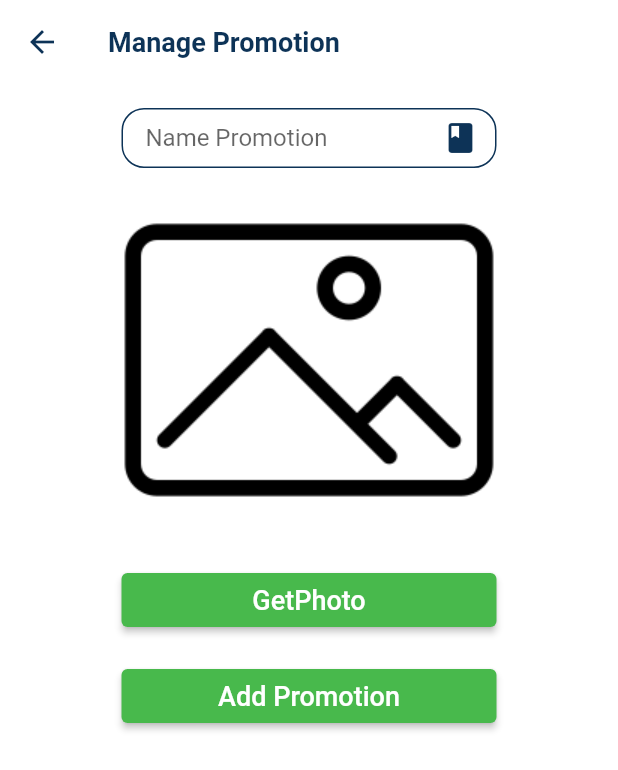
After one commit to masterUNG/lardgreen_20oct, a Flutter app: the ManagePromotion screen opened directly, on a phone screen of 412 x 824 dp. The commit adds this screen. Shown: the top 770 px of the screen. Run offline on Flutter 3.47's test engine with Material 2 defaults, Android fonts, the light colour scheme and no system bars; our stand-ins replace cloud_firestore, dio, firebase_auth, firebase_core, firebase_messaging, firebase_storage and 3 more; accounts and stored records are empty.

Commit message:
Near Finish

```diff
--- /dev/null
+++ b/lib/models/promotion_model.dart
@@ -0,0 +1,35 @@
+// ignore_for_file: public_member_api_docs, sort_constructors_first
+import 'dart:convert';
+
+import 'package:cloud_firestore/cloud_firestore.dart';
+
+class PromotionModel {
+  final String name;
+  final String url;
+  final Timestamp timeAdd;
+  PromotionModel({
+    required this.name,
+    required this.url,
+    required this.timeAdd,
+  });
+
+  Map<String, dynamic> toMap() {
+    return <String, dynamic>{
+      'name': name,
+      'url': url,
+      'timeAdd': timeAdd,
+    };
+  }
+
+  factory PromotionModel.fromMap(Map<String, dynamic> map) {
+    return PromotionModel(
+      name: (map['name'] ?? '') as String,
+      url: (map['url'] ?? '') as String,
+      timeAdd: (map['timeAdd']),
+    );
+  }
+
+  String toJson() => json.encode(toMap());
+
+  factory PromotionModel.fromJson(String source) => PromotionModel.fromMap(json.decode(source) as Map<String, dynamic>);
+}
--- a/lib/states/main_home.dart
+++ b/lib/states/main_home.dart
@@ -100,7 +100,7 @@ class _MainHomeState extends State<MainHome> {
   }
 
   Future<void> readDataUser() async {
-    await FirebaseAuth.instance.authStateChanges().listen((event) async {
+    FirebaseAuth.instance.authStateChanges().listen((event) async {
       if (event == null) {
         logined = false;
         widgets = widgetGuests;
--- a/lib/statewebsites/check_approve_user.dart
+++ b/lib/statewebsites/check_approve_user.dart
@@ -1,7 +1,9 @@
 import 'package:cloud_firestore/cloud_firestore.dart';
 import 'package:flutter/material.dart';
 import 'package:lardgreen/models/user_model.dart';
+import 'package:lardgreen/statewebsites/manage_promotion.dart';
 import 'package:lardgreen/utility/my_constant.dart';
+import 'package:lardgreen/widgets/show_button.dart';
 import 'package:lardgreen/widgets/show_text.dart';
 import 'package:lardgreen/widgets/show_text_button.dart';
 
@@ -55,6 +57,9 @@ class _CheckApproveUserState extends State<CheckApproveUser> {
         elevation: 0,
         backgroundColor: Colors.white,
         foregroundColor: MyConstant.dark,
+        actions: [ShowButton(label: 'Manage Promotion', pressFunc: () {
+          Navigator.push(context, MaterialPageRoute(builder: (context) => const ManagePromotion(),));
+        },)],
       ),
       body: load
           ? const ShowProgress()
--- a/lib/statewebsites/home_page.dart
+++ b/lib/statewebsites/home_page.dart
@@ -24,7 +24,7 @@ class _HomePageState extends State<HomePage> {
   Widget build(BuildContext context) {
     return Scaffold(
       body: Container(
-        margin: EdgeInsets.symmetric(horizontal: 100),
+        margin: const EdgeInsets.symmetric(horizontal: 100),
         child: Column(
           crossAxisAlignment: CrossAxisAlignment.start,
           children: [
--- /dev/null
+++ b/lib/statewebsites/manage_promotion.dart
@@ -0,0 +1,123 @@
+// ignore_for_file: avoid_print
+
+import 'dart:io';
+import 'dart:math';
+
+import 'package:cloud_firestore/cloud_firestore.dart';
+import 'package:firebase_storage/firebase_storage.dart';
+import 'package:flutter/material.dart';
+import 'package:image_picker/image_picker.dart';
+import 'package:lardgreen/models/promotion_model.dart';
+import 'package:lardgreen/utility/my_constant.dart';
+import 'package:lardgreen/utility/my_dialog.dart';
+import 'package:lardgreen/widgets/show_button.dart';
+import 'package:lardgreen/widgets/show_form.dart';
+import 'package:lardgreen/widgets/show_image.dart';
+import 'package:lardgreen/widgets/show_text.dart';
+
+class ManagePromotion extends StatefulWidget {
+  const ManagePromotion({Key? key}) : super(key: key);
+
+  @override
+  State<ManagePromotion> createState() => _ManagePromotionState();
+}
+
+class _ManagePromotionState extends State<ManagePromotion> {
+  String? urlImageUpload, namePromotion;
+
+  @override
+  Widget build(BuildContext context) {
+    return Scaffold(
+      backgroundColor: Colors.white,
+      appBar: newAppBar(),
+      body: Center(
+        child: Column(
+          children: [
+            ShowForm(
+              label: 'Name Promotion',
+              iconData: Icons.book,
+              changeFunc: (p0) {
+                namePromotion = p0.trim();
+              },
+            ),
+            urlImageUpload == null
+                ? const ShowImage(
+                    path: 'images/product.png',
+                  )
+                : Container(
+                    margin: const EdgeInsets.all(8),
+                    width: 250,
+                    child: Image.network(urlImageUpload!),
+                  ),
+            ShowButton(
+              label: 'GetPhoto',
+              pressFunc: () {
+                processGetPhoto();
+              },
+            ),
+            ShowButton(
+              label: 'Add Promotion',
+              pressFunc: () {
+                if (namePromotion?.isEmpty ?? true) {
+                  MyDialog(context: context).normalDialog(
+                      title: 'Name Promotion ?',
+                      message: 'Please Fill Name Promotion');
+                } else if (urlImageUpload?.isEmpty ?? true) {
+                  MyDialog(context: context).normalDialog(
+                      title: 'No Photo ?', message: 'Please Get Photo');
+                } else {
+                  processInsertPromotion();
+                }
+              },
+            ),
+          ],
+        ),
+      ),
+    );
+  }
+
+  AppBar newAppBar() {
+    return AppBar(
+      backgroundColor: Colors.white,
+      foregroundColor: MyConstant.dark,
+      elevation: 0,
+      title: ShowText(
+        lable: 'Manage Promotion',
+        textStyle: MyConstant().h2Style(),
+      ),
+    );
+  }
+
+  Future<void> processGetPhoto() async {
+    var result = await ImagePicker().pickImage(source: ImageSource.gallery);
+    if (result != null) {
+      var imageByte = await result.readAsBytes();
+
+      FirebaseStorage storage = FirebaseStorage.instance;
+      Reference reference = storage.ref().child('promotion/promote${Random().nextInt(1000000)}.jpg');
+      UploadTask uploadTask = reference.putData(
+          imageByte, SettableMetadata(contentType: 'image/jpeg'));
+      await uploadTask.whenComplete(() async {
+        await reference.getDownloadURL().then((value) {
+          urlImageUpload = value;
+          setState(() {});
+        });
+      });
+    }
+  }
+
+  Future<void> processInsertPromotion() async {
+    DateTime dateTime = DateTime.now();
+
+    PromotionModel promotionModel = PromotionModel(
+        name: namePromotion!,
+        url: urlImageUpload!,
+        timeAdd: Timestamp.fromDate(dateTime));
+
+    await FirebaseFirestore.instance
+        .collection('promotion')
+        .doc()
+        .set(promotionModel.toMap())
+        .then((value) => Navigator.pop(context));
+  }
+}
--- a/pubspec.yaml
+++ b/pubspec.yaml
@@ -43,6 +43,7 @@ dependencies:
   dio: ^4.0.6  #connext http
   intl: ^0.17.0 #format date time
   sqflite: ^2.0.2+1
+  flutter_image_slideshow: ^0.1.4
 
 
 dev_dependencies:
```
Also changed, not shown: lib/states/home.dart (+43 -13 lines), pubspec.lock.
